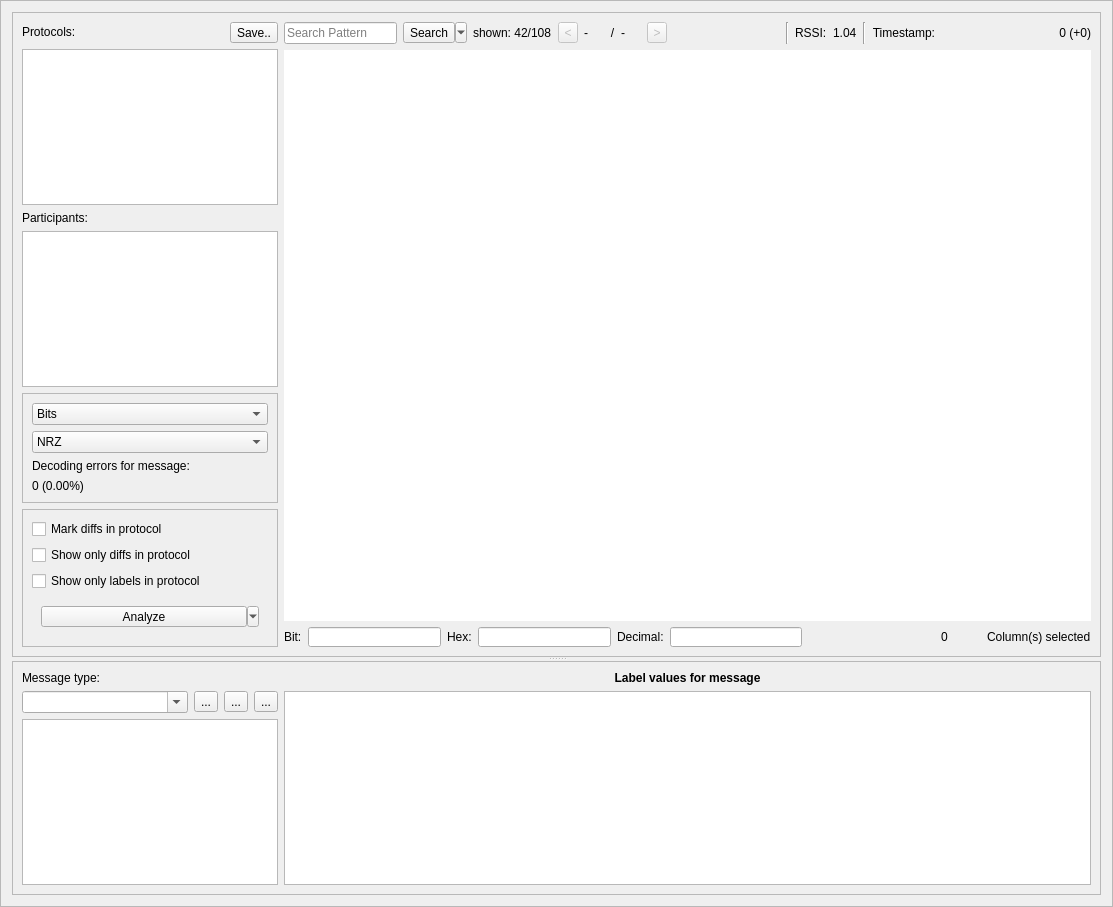
First picture: the form in ui/analysis_frame.ui, repository jopohl/urh, before the edit.
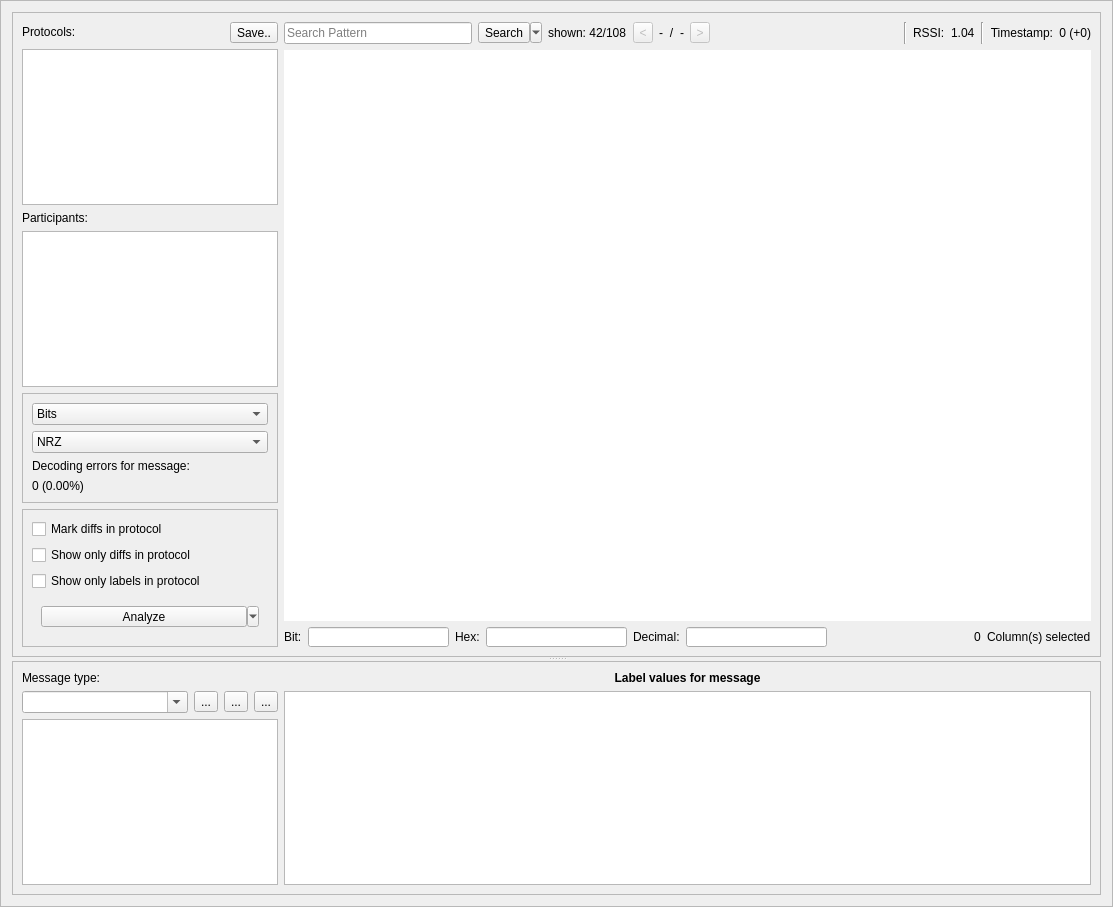
Second picture: the form after the edit. Icons and pictures are not drawn. Custom widgets are drawn as their Qt base class.

```diff
--- a/ui/analysis_frame.ui
+++ b/ui/analysis_frame.ui
@@ -16,12 +16,6 @@
     <verstretch>0</verstretch>
    </sizepolicy>
   </property>
-  <property name="minimumSize">
-   <size>
-    <width>0</width>
-    <height>0</height>
-   </size>
-  </property>
   <property name="focusPolicy">
    <enum>Qt::ClickFocus</enum>
   </property>
@@ -137,12 +131,6 @@
                <verstretch>0</verstretch>
               </sizepolicy>
              </property>
-             <property name="minimumSize">
-              <size>
-               <width>20</width>
-               <height>0</height>
-              </size>
-             </property>
              <property name="styleSheet">
               <string notr="true">QLabel
 {
@@ -231,12 +219,6 @@
                <verstretch>0</verstretch>
               </sizepolicy>
              </property>
-             <property name="minimumSize">
-              <size>
-               <width>70</width>
-               <height>0</height>
-              </size>
-             </property>
              <property name="acceptDrops">
               <bool>false</bool>
              </property>
@@ -273,12 +255,6 @@
                <verstretch>0</verstretch>
               </sizepolicy>
              </property>
-             <property name="minimumSize">
-              <size>
-               <width>150</width>
-               <height>0</height>
-              </size>
-             </property>
              <property name="toolTip">
               <string>&lt;html&gt;&lt;head/&gt;&lt;body&gt;&lt;p&gt;The &lt;span style=&quot; font-weight:600;&quot;&gt;Message&lt;/span&gt;&lt;span style=&quot; font-weight:600;&quot;&gt;Start&lt;/span&gt; is the point in time when a protocol message begins. Additionally the relative time (+ ...) from the previous message is shown.&lt;/p&gt;&lt;/body&gt;&lt;/html&gt;</string>
              </property>
@@ -343,12 +319,6 @@
                <verstretch>0</verstretch>
               </sizepolicy>
              </property>
-             <property name="minimumSize">
-              <size>
-               <width>20</width>
-               <height>0</height>
-              </size>
-             </property>
              <property name="styleSheet">
               <string notr="true">QLabel
 {
@@ -570,12 +540,6 @@
                <verstretch>0</verstretch>
               </sizepolicy>
              </property>
-             <property name="minimumSize">
-              <size>
-               <width>40</width>
-               <height>0</height>
-              </size>
-             </property>
              <property name="text">
               <string>0</string>
              </property>
```
Left out of the diff: 6 changed lines with no effect on the pictures.
